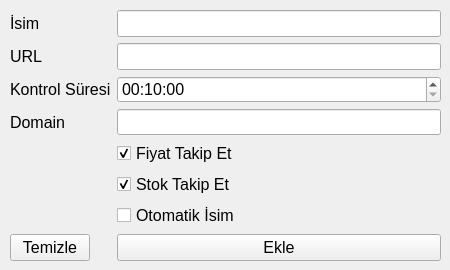
Before: the Qt Designer form Python/Design/UrunEkleForm.ui in Afkborn/price-tracker-with-GUI, drawn with Qt 5.
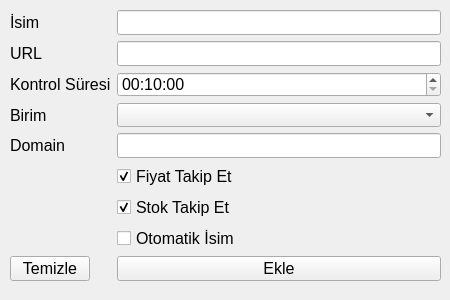
After: the same form once the commit is applied.

Commit message: Para birimi eklendi. UrunlerWindow ekranında Fiyat yazarken yanında para birimi yazıyor. Para birimi Ürün Ekle ekranına eklendi. Para birimi Ürün Detay ekranına eklendi. Para birimi DatabaseProduct sınıfına eklendi.

What changed in the file:
```diff
--- a/Python/Design/UrunEkleForm.ui
+++ b/Python/Design/UrunEkleForm.ui
@@ -7,7 +7,7 @@
     <x>0</x>
     <y>0</y>
     <width>450</width>
-    <height>270</height>
+    <height>300</height>
    </rect>
   </property>
   <property name="maximumSize">
@@ -30,7 +30,7 @@
      <x>10</x>
      <y>10</y>
      <width>431</width>
-     <height>251</height>
+     <height>271</height>
     </rect>
    </property>
    <layout class="QFormLayout" name="formLayout">
@@ -76,7 +76,7 @@
       </property>
      </widget>
     </item>
-    <item row="4" column="1">
+    <item row="5" column="1">
      <widget class="QCheckBox" name="urun_fiyat_takip_cb">
       <property name="text">
        <string>Fiyat Takip Et</string>
@@ -93,7 +93,7 @@
       </property>
      </widget>
     </item>
-    <item row="5" column="1">
+    <item row="6" column="1">
      <widget class="QCheckBox" name="urun_stok_takip_cb">
       <property name="text">
        <string>Stok Takip Et</string>
@@ -120,35 +120,35 @@
       </property>
      </widget>
     </item>
-    <item row="7" column="1">
+    <item row="8" column="1">
      <widget class="QPushButton" name="urun_ekle_button">
       <property name="text">
        <string>Ekle</string>
       </property>
      </widget>
     </item>
-    <item row="7" column="0">
+    <item row="8" column="0">
      <widget class="QPushButton" name="urun_temizle_button">
       <property name="text">
        <string>Temizle</string>
       </property>
      </widget>
     </item>
-    <item row="3" column="1">
+    <item row="4" column="1">
      <widget class="QLineEdit" name="urun_domain_edit">
       <property name="readOnly">
        <bool>true</bool>
       </property>
      </widget>
     </item>
-    <item row="3" column="0">
+    <item row="4" column="0">
      <widget class="QLabel" name="label_4">
       <property name="text">
        <string>Domain</string>
       </property>
      </widget>
     </item>
-    <item row="6" column="1">
+    <item row="7" column="1">
      <widget class="QCheckBox" name="urun_otomatik_isim_cb">
       <property name="text">
        <string>Otomatik İsim</string>
@@ -158,6 +158,16 @@
       </property>
      </widget>
     </item>
+    <item row="3" column="0">
+     <widget class="QLabel" name="label_5">
+      <property name="text">
+       <string>Birim</string>
+      </property>
+     </widget>
+    </item>
+    <item row="3" column="1">
+     <widget class="QComboBox" name="urun_birim_cb"/>
+    </item>
    </layout>
   </widget>
  </widget>
```
The commit also changes 21 other files.
